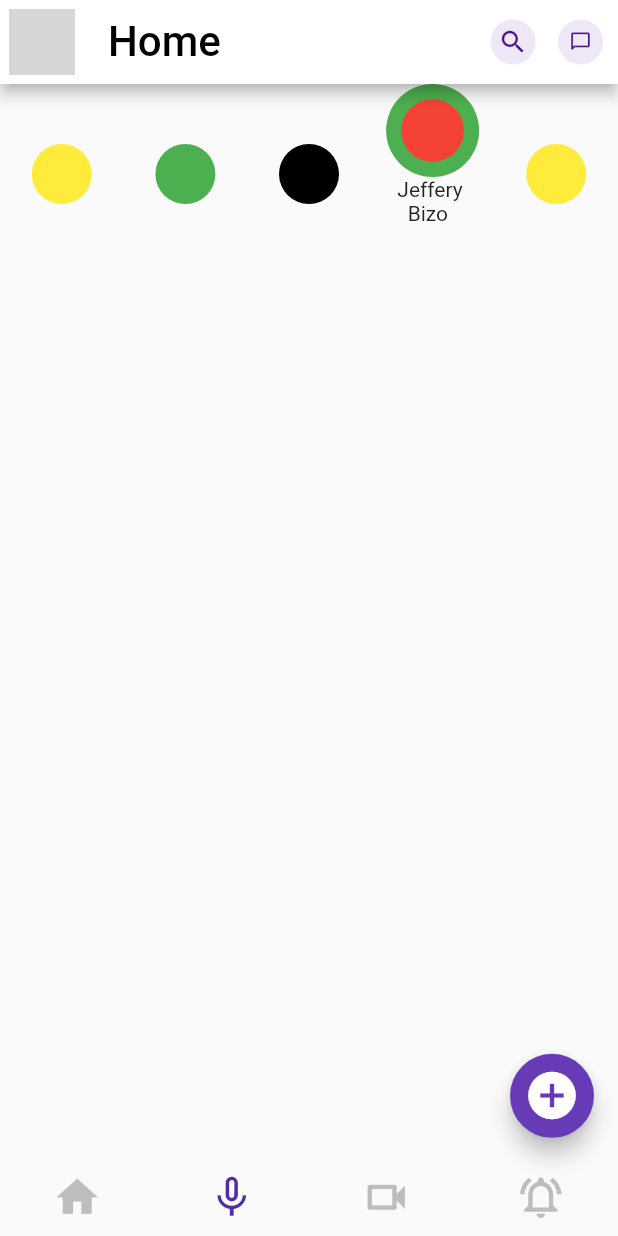
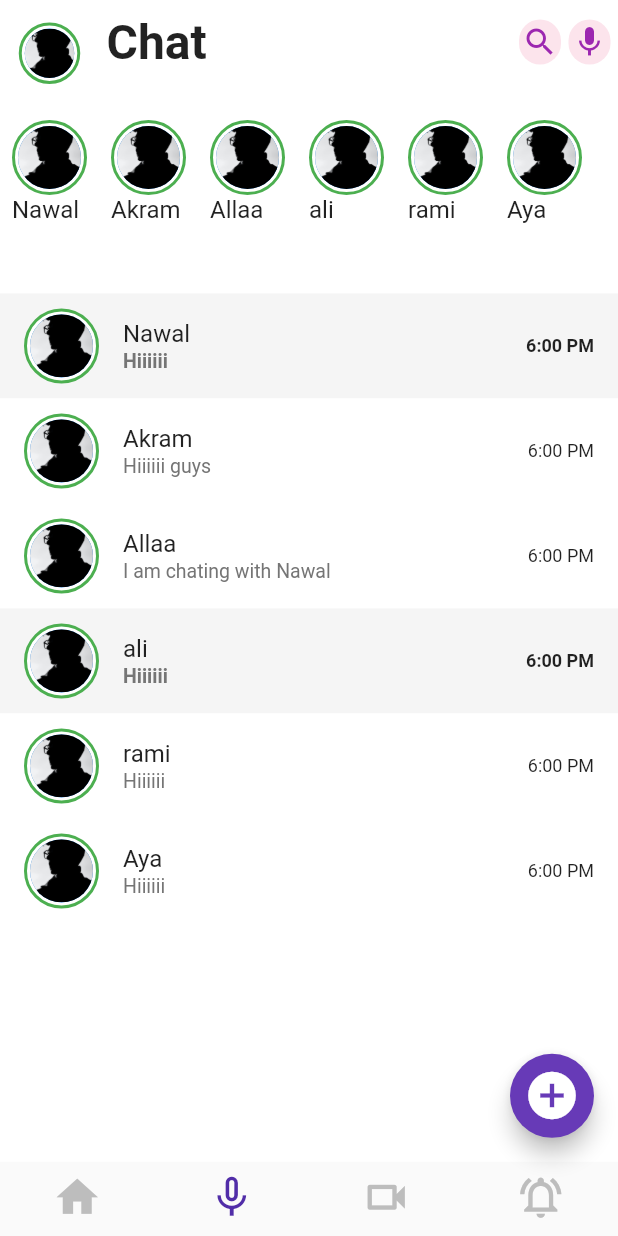
Before and after one commit to mohanedsayed/Graduation-Project101, a Flutter app: the screen it shows after launch, item 2 of the bottom bar chosen, on a phone screen of 412 x 824 dp. Run offline on Flutter 3.47's test engine with Material 2 defaults, Android fonts, the phone set to English and light mode, and no system bars; drawn by our look-alikes of carousel_slider; network calls fail; grey boxes are pictures that could not be loaded.

Commit message:
initial chat and notification ui added

```diff
--- /dev/null
+++ b/lib/views/Chat.dart
@@ -0,0 +1,292 @@
+import 'package:flutter/material.dart';
+
+import 'Notifications.dart';
+
+class ChatHome extends StatefulWidget {
+  @override
+  _ChatHomeState createState() => _ChatHomeState();
+}
+
+class _ChatHomeState extends State<ChatHome> {
+  List<ChatUsers> chatUsers = [
+    ChatUsers(
+        name: 'Nawal',
+        imageURL: 'assets/users/person.jpg',
+        messageText: 'Hiiiiii',
+        time: '6:00 PM'),
+    ChatUsers(
+        name: 'Akram',
+        imageURL: 'assets/users/person.jpg',
+        messageText: 'Hiiiiii guys',
+        time: '6:00 PM'),
+    ChatUsers(
+        name: 'Allaa',
+        imageURL: 'assets/users/person.jpg',
+        messageText: 'I am chating with Nawal',
+        time: '6:00 PM'),
+    ChatUsers(
+        name: 'ali',
+        imageURL: 'assets/users/person.jpg',
+        messageText: 'Hiiiiii',
+        time: '6:00 PM'),
+    ChatUsers(
+        name: 'rami',
+        imageURL: 'assets/users/person.jpg',
+        messageText: 'Hiiiiii',
+        time: '6:00 PM'),
+    ChatUsers(
+        name: 'Aya',
+        imageURL: 'assets/users/person.jpg',
+        messageText: 'Hiiiiii',
+        time: '6:00 PM'),
+  ];
+  @override
+  Widget build(BuildContext context) {
+    final media = MediaQuery.of(context).size;
+    return SafeArea(
+      child: Scaffold(
+        appBar: AppBar(
+          elevation: 0,
+          automaticallyImplyLeading: false,
+          backgroundColor: Colors.white,
+          flexibleSpace: Row(
+            mainAxisAlignment: MainAxisAlignment.spaceBetween,
+            children: <Widget>[
+              Row(
+                children: [
+                  Padding(
+                    padding: const EdgeInsets.only(right: 8, left: 8, top: 15),
+                    child: Container(
+                      width: 50,
+                      height: 50,
+                      decoration: BoxDecoration(
+                          shape: BoxShape.circle,
+                          color: Colors.white,
+                          border: Border.all(color: Colors.green, width: 2)),
+                      padding: EdgeInsets.all(2),
+                      child: CircleAvatar(
+                        backgroundImage: AssetImage("assets/users/person.jpg"),
+                        maxRadius: 30,
+                      ),
+                    ),
+                  ),
+                  Padding(
+                    padding: const EdgeInsets.symmetric(horizontal: 5),
+                    child: Text(
+                      "Chat",
+                      style:
+                          TextStyle(fontSize: 32, fontWeight: FontWeight.bold),
+                    ),
+                  ),
+                ],
+              ),
+              Row(
+                children: [
+                  Container(
+                    padding:
+                        EdgeInsets.only(left: 2, right: 2, top: 2, bottom: 2),
+                    height: 30,
+                    decoration: BoxDecoration(
+                      borderRadius: BorderRadius.circular(30),
+                      color: Colors.pink[50],
+                    ),
+                    child: Icon(
+                      Icons.search,
+                      color: Colors.purple,
+                    ),
+                  ),
+                  Padding(
+                    padding: const EdgeInsets.symmetric(horizontal: 5),
+                    child: Container(
+                      padding:
+                          EdgeInsets.only(left: 2, right: 2, top: 2, bottom: 2),
+                      height: 30,
+                      decoration: BoxDecoration(
+                        borderRadius: BorderRadius.circular(30),
+                        color: Colors.pink[50],
+                      ),
+                      child: Icon(
+                        Icons.mic,
+                        color: Colors.purple,
+                      ),
+                    ),
+                  ),
+                ],
+              )
+            ],
+          ),
+        ),
+        body: Container(
+          color: Colors.white,
+          width: media.width,
+          height: media.height,
+          child: SingleChildScrollView(
+            child: Column(
+              children: [
+                Container(
+                  height: media.height * 0.15,
+                  width: media.width,
+                  child: ListView.builder(
+                      itemCount: chatUsers.length,
+                      shrinkWrap: true,
+                      padding: EdgeInsets.only(top: 16),
+                      scrollDirection: Axis.horizontal,
+                      itemBuilder: (context, index) {
+                        return Padding(
+                          padding: const EdgeInsets.all(8.0),
+                          child: Column(
+                            children: [
+                              Container(
+                                width: 50,
+                                height: 50,
+                                decoration: BoxDecoration(
+                                    shape: BoxShape.circle,
+                                    color: Colors.white,
+                                    border: Border.all(
+                                        color: Colors.green, width: 2)),
+                                padding: EdgeInsets.all(2),
+                                child: CircleAvatar(
+                                  backgroundImage:
+                                      AssetImage(chatUsers[index].imageURL),
+                                  maxRadius: 30,
+                                ),
+                              ),
+                              SizedBox(
+                                  width: 50,
+                                  child: Text(
+                                    chatUsers[index].name,
+                                    style: TextStyle(fontSize: 16),
+                                  )),
+                            ],
+                          ),
+                        );
+                      }),
+                ),
+                ListView.builder(
+                  itemCount: chatUsers.length,
+                  shrinkWrap: true,
+                  padding: EdgeInsets.only(top: 16),
+                  physics: NeverScrollableScrollPhysics(),
+                  itemBuilder: (context, index) {
+                    return ConversationList(
+                      name: chatUsers[index].name,
+                      messageText: chatUsers[index].messageText,
+                      imageUrl: chatUsers[index].imageURL,
+                      time: chatUsers[index].time,
+                      isMessageRead: (index == 0 || index == 3) ? true : false,
+                    );
+                  },
+                ),
+              ],
+            ),
+          ),
+        ),
+      ),
+    );
+  }
+}
+
+class ChatUsers {
+  String name;
+  String messageText;
+  String imageURL;
+  String time;
+  ChatUsers(
+      {@required this.name,
+      @required this.messageText,
+      @required this.imageURL,
+      @required this.time});
+}
+
+class ConversationList extends StatefulWidget {
+  String name;
+  String messageText;
+  String imageUrl;
+  String time;
+  bool isMessageRead;
+  ConversationList(
+      {@required this.name,
+      @required this.messageText,
+      @required this.imageUrl,
+      @required this.time,
+      @required this.isMessageRead});
+  @override
+  _ConversationListState createState() => _ConversationListState();
+}
+
+class _ConversationListState extends State<ConversationList> {
+  @override
+  Widget build(BuildContext context) {
+    final media = MediaQuery.of(context).size;
+    return GestureDetector(
+      onTap: () {
+        Navigator.push(
+            context, MaterialPageRoute(builder: (context) => Notifications()));
+      },
+      child: Container(
+        padding: EdgeInsets.only(left: 16, right: 16, top: 10, bottom: 10),
+        color: widget.isMessageRead ? Colors.grey[100] : Colors.white,
+        child: Row(
+          children: <Widget>[
+            Expanded(
+              child: Row(
+                children: <Widget>[
+                  Container(
+                    width: 50,
+                    height: 50,
+                    decoration: BoxDecoration(
+                        shape: BoxShape.circle,
+                        color: Colors.white,
+                        border: Border.all(color: Colors.green, width: 2)),
+                    padding: EdgeInsets.all(2),
+                    child: CircleAvatar(
+                      backgroundImage: AssetImage(widget.imageUrl),
+                      maxRadius: 30,
+                    ),
+                  ),
+                  SizedBox(
+                    width: 16,
+                  ),
+                  Expanded(
+                    child: Container(
+                      color: Colors.transparent,
+                      child: Column(
+                        crossAxisAlignment: CrossAxisAlignment.start,
+                        children: <Widget>[
+                          Text(
+                            widget.name,
+                            style: TextStyle(fontSize: 16),
+                          ),
+                          SizedBox(
+                            height: 1,
+                          ),
+                          Text(
+                            widget.messageText,
+                            style: TextStyle(
+                                fontSize: 13,
+                                color: Colors.grey.shade600,
+                                fontWeight: widget.isMessageRead
+                                    ? FontWeight.bold
+                                    : FontWeight.normal),
+                          ),
+                        ],
+                      ),
+                    ),
+                  ),
+                ],
+              ),
+            ),
+            Text(
+              widget.time,
+              style: TextStyle(
+                  fontSize: 12,
+                  fontWeight: widget.isMessageRead
+                      ? FontWeight.bold
+                      : FontWeight.normal),
+            ),
+          ],
+        ),
+      ),
+    );
+  }
+}
--- a/lib/views/chat_page.dart
+++ /dev/null
@@ -1,48 +0,0 @@
-import 'package:carousel_slider/carousel_slider.dart';
-import 'package:flutter/material.dart';
-
-class ChatPage extends StatelessWidget {
-  @override
-  Widget build(BuildContext context) {
-    return Column(
-      children: [
-        CarouselSlider(
-            items: [
-              Column(
-                children: [
-                  CircleAvatar(
-                    backgroundColor: Colors.green,
-                    maxRadius: 31,
-                    child: CircleAvatar(
-                      maxRadius: 21,
-                      backgroundColor: Colors.red,
-                    ),
-                  ),
-                  Text('Jeffery \n  Bizo')
-                ],
-              ),
-              CircleAvatar(
-                backgroundColor: Colors.yellow,
-              ),
-              CircleAvatar(
-                backgroundColor: Colors.green,
-              ),
-              CircleAvatar(
-                backgroundColor: Colors.black,
-              ),
-            ],
-            options: CarouselOptions(
-
-                // pauseAutoPlayOnManualNavigate: true,
-                // pauseAutoPlayInFiniteScroll: true,
-                // pauseAutoPlayOnTouch: true,
-                initialPage: 3,
-                pageSnapping: true,
-                enableInfiniteScroll: true,
-                height: 120,
-                aspectRatio: 0.4,
-                viewportFraction: 0.2)),
-      ],
-    );
-  }
-}
--- a/lib/views/home_page.dart
+++ b/lib/views/home_page.dart
@@ -1,8 +1,9 @@
 import 'dart:ui';
 
 import 'package:flutter/material.dart';
-import 'package:graduation_project101/views/chat_page.dart';
-import 'package:graduation_project101/views/notification_page.dart';
+import 'package:graduation_project101/views/Chat.dart';
+import 'package:graduation_project101/views/Notifications.dart';
+import 'package:graduation_project101/views/landing_page.dart';
 import 'package:graduation_project101/views/videos_page.dart';
 import 'package:graduation_project101/widgets/post_container.dart';
 import 'package:graduation_project101/widgets/question_post_container.dart';
@@ -69,64 +70,13 @@ class _HomePageState extends State<HomePage> with TickerProviderStateMixin {
           ],
         ),
       ),
-      appBar: AppBar(
-        backgroundColor: Colors.white,
-        title: Text(
-          'Home',
-          style: TextStyle(color: Colors.black, fontSize: 28),
-        ),
-        leading: Padding(
-          padding: const EdgeInsets.all(6.0),
-          child: CircleAvatar(
-            backgroundImage: NetworkImage(
-                'https://www.diethelmtravel.com/wp-content/uploads/2016/04/bill-gates-wealthiest-person.jpg'),
-          ),
-        ),
-        actions: [
-          CircleAvatar(
-            backgroundColor: Colors.deepPurple[50],
-            radius: 15,
-            child: Icon(
-              Icons.search,
-              size: 20,
-              color: Colors.purple[900],
-            ),
-          ),
-          SizedBox(
-            width: 15,
-          ),
-          CircleAvatar(
-            backgroundColor: Colors.deepPurple[50],
-            radius: 15,
-            child: Icon(
-              Icons.messenger_outline_rounded,
-              size: 15,
-              color: Colors.purple[900],
-            ),
-          ),
-          SizedBox(
-            width: 10,
-          )
-        ],
-      ),
       body: TabBarView(
         controller: tabController,
         children: [
-          Container(
-            color: Colors.white,
-            child: ListView(
-              children: [
-                PostContainer(),
-                QuestionPostContainer(),
-                PostContainer(),
-                PostContainer(),
-              ],
-              padding: EdgeInsets.only(top: 20, left: 16, right: 16),
-            ),
-          ),
-          ChatPage(),
+          LandingPage(),
+          ChatHome(),
           VideosPage(),
-          NotificationsPage(),
+          Notifications(),
         ],
       ),
     );
--- a/lib/widgets/question_post_container.dart
+++ b/lib/widgets/question_post_container.dart
@@ -22,7 +22,7 @@ class QuestionPostContainer extends StatelessWidget {
         padding: EdgeInsets.all(14),
         // decoration: BoxDecoration(borderRadius:),
         width: 40,
-        height: MediaQuery.of(context).size.height * 0.3,
+        height: MediaQuery.of(context).size.height * 0.35,
 
         child: Column(
           children: [
--- a/pubspec.yaml
+++ b/pubspec.yaml
@@ -47,7 +47,7 @@ flutter:
 
   # To add assets to your application, add an assets section, like this:
   assets:
-    - assets/images/bill_gates.jpg
+    - assets/users/
   #   - images/a_dot_ham.jpeg
 
   # An image asset can refer to one or more resolution-specific "variants", see
```
Also changed, not shown: lib/views/Notifications.dart (added, +253 -0 lines), lib/views/landing_page.dart (added, +67 -0 lines), lib/views/notification_page.dart (deleted, +0 -10 lines), lib/widgets/post_container.dart (+4 -3 lines), assets/users/person.jpg (added), 27 other files.
